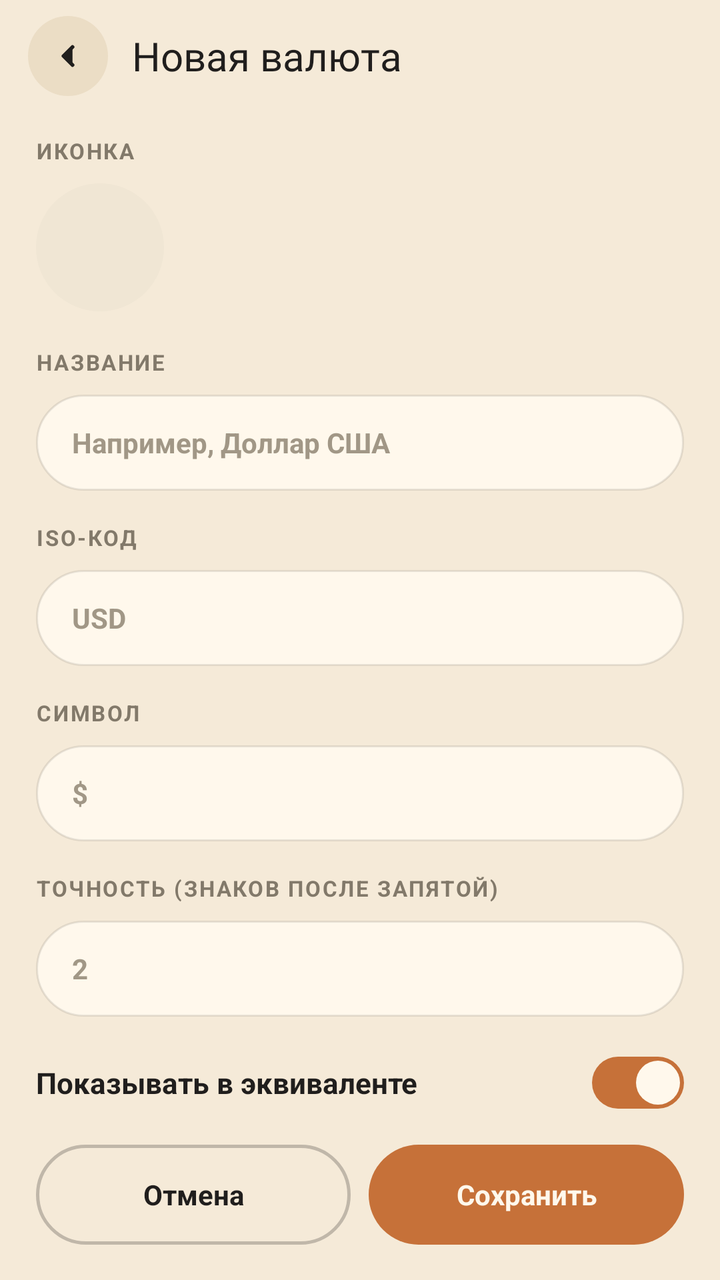
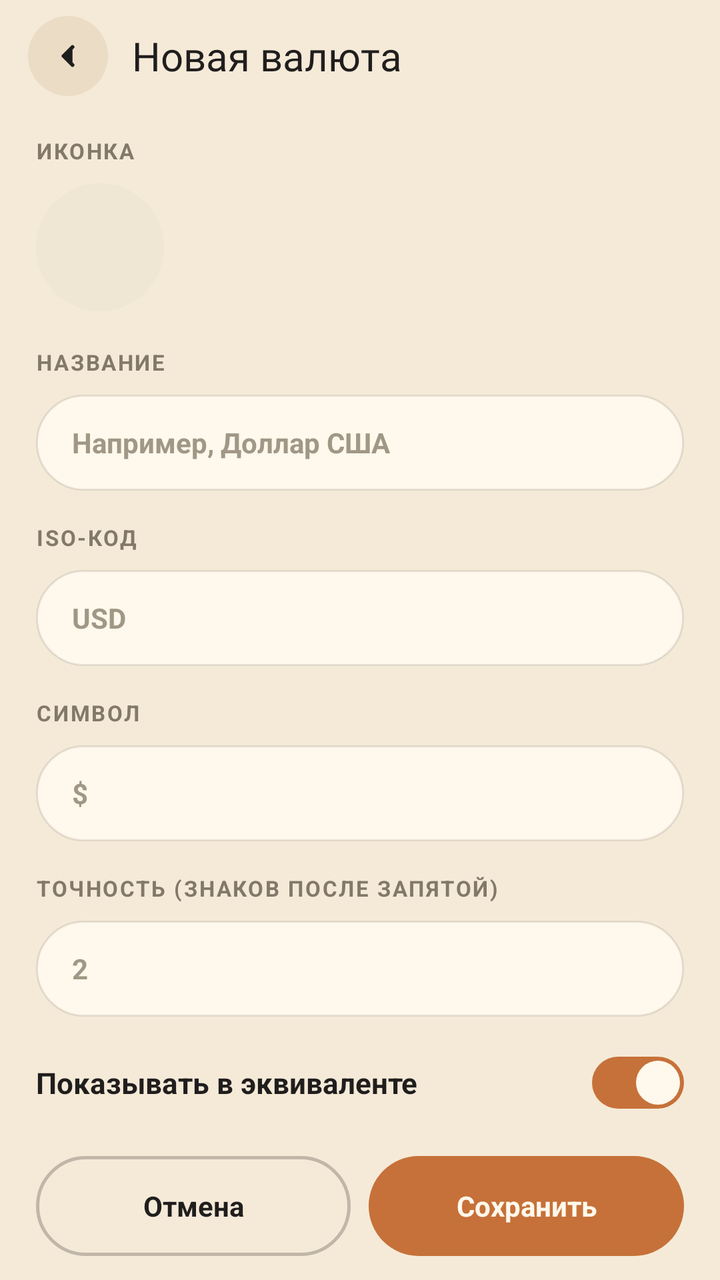

Screens rendered from an Android XML layout before and after an edit, with the pre-edit source and the edit as a unified diff.
<!-- AndroidManifest.xml: activity theme AppTheme.NoActionBar -->
<!-- res/layout/activity_currency_form.xml -->
<?xml version="1.0" encoding="utf-8"?>

<LinearLayout xmlns:android="http://schemas.android.com/apk/res/android"
    android:layout_width="match_parent"
    android:layout_height="match_parent"
    android:orientation="vertical"
    android:background="@color/colorBackground">

    <LinearLayout
        android:layout_width="match_parent"
        android:layout_height="wrap_content"
        android:gravity="center_vertical"
        android:orientation="horizontal"
        android:paddingLeft="14dp"
        android:paddingRight="14dp"
        android:paddingTop="8dp"
        android:paddingBottom="6dp">

        <ImageButton
            android:id="@+id/btnUp"
            android:layout_width="40dp"
            android:layout_height="40dp"
            android:background="@drawable/bg_pill_secondary"
            android:contentDescription="Назад"
            android:padding="11dp"
            android:scaleType="fitCenter"
            android:src="@drawable/ic_nav_back"
            android:onClick="btnUp"/>

        <TextView
            android:id="@+id/formTitle"
            android:layout_width="0dp"
            android:layout_height="wrap_content"
            android:layout_weight="1"
            android:layout_marginStart="12dp"
            android:fontFamily="@font/caprasimo"
            android:text="Новая валюта"
            android:textColor="@color/colorTextPrimary"
            android:textSize="20sp"/>
    </LinearLayout>

    <ScrollView
        android:layout_width="match_parent"
        android:layout_height="0dp"
        android:layout_weight="1"
        android:paddingLeft="18dp"
        android:paddingRight="18dp"
        android:scrollbars="none">

        <LinearLayout
            android:layout_width="match_parent"
            android:layout_height="wrap_content"
            android:orientation="vertical"
            android:paddingTop="14dp"
            android:paddingBottom="20dp">

            
            <TextView
                android:id="@+id/sharedNote"
                android:layout_width="match_parent"
                android:layout_height="wrap_content"
                android:layout_marginBottom="14dp"
                android:text="Общая валюта — изменить нельзя"
                android:textColor="@color/colorTextSecondary"
                android:textSize="13sp"
                android:visibility="gone"/>

            <TextView style="@style/SettingsGroupLabel" android:text="Иконка"/>

            <ImageView
                android:id="@+id/imgCurrencyIcon"
                android:layout_width="64dp"
                android:layout_height="64dp"
                android:layout_marginBottom="18dp"
                android:background="@drawable/bg_icon_circle"
                android:clickable="true"
                android:contentDescription="Иконка валюты"
                android:focusable="true"
                android:padding="14dp"
                android:onClick="onPickIcon"/>

            <TextView style="@style/SettingsGroupLabel" android:text="Название"/>

            <EditText
                android:id="@+id/editCurrencyName"
                style="@style/FormInputPill"
                android:hint="Например, Доллар США"
                android:inputType="textCapSentences"/>

            <TextView style="@style/SettingsGroupLabel" android:text="ISO-код"/>

            <EditText
                android:id="@+id/editCurrencyIso"
                style="@style/FormInputPill"
                android:hint="USD"
                android:inputType="textCapCharacters"
                android:maxLength="8"/>

            <TextView style="@style/SettingsGroupLabel" android:text="Символ"/>

            <EditText
                android:id="@+id/editCurrencySymbol"
                style="@style/FormInputPill"
                android:hint="$"
                android:maxLength="8"/>

            <TextView style="@style/SettingsGroupLabel" android:text="Точность (знаков после запятой)"/>

            <EditText
                android:id="@+id/editCurrencyPrecision"
                style="@style/FormInputPill"
                android:hint="2"
                android:inputType="number"
                android:maxLength="1"/>

            
            <LinearLayout
                android:id="@+id/rowShowInEquivalent"
                android:layout_width="match_parent"
                android:layout_height="wrap_content"
                android:layout_marginTop="4dp"
                android:layout_marginBottom="12dp"
                android:gravity="center_vertical"
                android:orientation="horizontal"
                android:onClick="onToggleShowInEquivalent">

                <TextView
                    android:layout_width="0dp"
                    android:layout_height="wrap_content"
                    android:layout_weight="1"
                    android:text="Показывать в эквиваленте"
                    android:textColor="@color/colorTextPrimary"
                    android:textSize="14.5sp"
                    android:textStyle="bold"/>

                <FrameLayout
                    android:id="@+id/switchShowInEquivalent"
                    android:layout_width="46dp"
                    android:layout_height="26dp"
                    android:background="@drawable/bg_switch_on">
                    <View
                        android:layout_width="22dp"
                        android:layout_height="22dp"
                        android:layout_gravity="end"
                        android:layout_margin="2dp"
                        android:background="@drawable/bg_switch_thumb"/>
                </FrameLayout>
            </LinearLayout>

            <LinearLayout
                android:layout_width="match_parent"
                android:layout_height="wrap_content"
                android:layout_marginTop="6dp"
                android:orientation="horizontal">

                <TextView
                    android:id="@+id/btnDelete"
                    android:layout_width="0dp"
                    android:layout_height="50dp"
                    android:layout_weight="1"
                    android:layout_marginEnd="9dp"
                    android:background="@drawable/bg_pill_outline_expanse"
                    android:clickable="true"
                    android:focusable="true"
                    android:gravity="center"
                    android:text="Удалить"
                    android:textColor="@color/colorexpanse"
                    android:textSize="14sp"
                    android:textStyle="bold"
                    android:visibility="gone"
                    android:onClick="onDelete"/>

                <TextView
                    android:id="@+id/btnCancel"
                    android:layout_width="0dp"
                    android:layout_height="50dp"
                    android:layout_weight="1"
                    android:layout_marginEnd="9dp"
                    android:background="@drawable/bg_pill_outline"
                    android:clickable="true"
                    android:focusable="true"
                    android:gravity="center"
                    android:text="Отмена"
                    android:textColor="@color/colorTextPrimary"
                    android:textSize="14sp"
                    android:textStyle="bold"
                    android:onClick="btnUp"/>

                <TextView
                    android:id="@+id/btnSave"
                    android:layout_width="0dp"
                    android:layout_height="50dp"
                    android:layout_weight="1"
                    android:background="@drawable/bg_pill_primary"
                    android:clickable="true"
                    android:focusable="true"
                    android:gravity="center"
                    android:text="Сохранить"
                    android:textColor="@color/colorSurface"
                    android:textSize="14sp"
                    android:textStyle="bold"
                    android:onClick="onSave"/>
            </LinearLayout>
        </LinearLayout>
    </ScrollView>
</LinearLayout>
<!-- resources referenced by this layout -->
<resources>
  <color name="colorBackground">#F5EAD8</color>
  <color name="colorSurface">#FFF8EC</color>
  <color name="colorTextPrimary">#201E1D</color>
  <color name="colorTextSecondary">#82796A</color>
  <color name="colorexpanse">#8C491A</color>
  <!-- drawable bg_icon_circle (drawable) -->
  <?xml version="1.0" encoding="utf-8"?>
  <shape xmlns:android="http://schemas.android.com/apk/res/android"
      android:shape="oval">
      <solid android:color="@color/colorIconCircle"/>
  </shape>
  <!-- drawable bg_pill_outline (drawable) -->
  <?xml version="1.0" encoding="utf-8"?>
  <ripple xmlns:android="http://schemas.android.com/apk/res/android"
      android:color="@color/colorRipplePrimary">
      <item>
          <shape>
              <solid android:color="@android:color/transparent"/>
              <corners android:radius="999dp"/>
              <stroke android:width="1.5dp" android:color="@color/colorOutlineStrong"/>
          </shape>
      </item>
  </ripple>
  <!-- drawable bg_pill_outline_expanse (drawable) -->
  <?xml version="1.0" encoding="utf-8"?>
  <ripple xmlns:android="http://schemas.android.com/apk/res/android"
      android:color="@color/colorRippleExpanse">
      <item>
          <shape>
              <solid android:color="@android:color/transparent"/>
              <corners android:radius="999dp"/>
              <stroke android:width="1.5dp" android:color="@color/colorexpanse"/>
          </shape>
      </item>
  </ripple>
  <!-- drawable bg_pill_primary (drawable) -->
  <?xml version="1.0" encoding="utf-8"?>
  <ripple xmlns:android="http://schemas.android.com/apk/res/android"
      android:color="@color/colorPrimaryDark">
      <item>
          <shape>
              <solid android:color="@color/colorPrimary"/>
              <corners android:radius="999dp"/>
          </shape>
      </item>
  </ripple>
  <!-- drawable bg_pill_secondary (drawable) -->
  <?xml version="1.0" encoding="utf-8"?>
  <ripple xmlns:android="http://schemas.android.com/apk/res/android"
      android:color="@color/colorPrimaryLight">
      <item>
          <shape>
              <solid android:color="@color/colorSurfaceAlt"/>
              <corners android:radius="999dp"/>
          </shape>
      </item>
  </ripple>
  <!-- drawable bg_switch_on (drawable) -->
  <?xml version="1.0" encoding="utf-8"?>
  <shape xmlns:android="http://schemas.android.com/apk/res/android">
      <solid android:color="@color/colorPrimary"/>
      <corners android:radius="999dp"/>
  </shape>
  <!-- drawable bg_switch_thumb (drawable) -->
  <?xml version="1.0" encoding="utf-8"?>
  <shape xmlns:android="http://schemas.android.com/apk/res/android"
      android:shape="oval">
      <solid android:color="@color/colorSurface"/>
  </shape>
  <style name="AppTheme.NoActionBar">
          <item name="windowActionBar">false</item>
          <item name="windowNoTitle">true</item>
      </style>
  <color name="colorIconCircle">#F0E6D4</color>
  <color name="colorRipplePrimary">#26C67139</color>
  <color name="colorOutlineStrong">#40201E1D</color>
  <color name="colorRippleExpanse">#268C491A</color>
  <color name="colorPrimaryDark">#B2622D</color>
  <color name="colorPrimary">#C67139</color>
  <color name="colorPrimaryLight">#F6A06B</color>
  <color name="colorSurfaceAlt">#EBDDC5</color>
  <!-- drawable bg_input_pill (drawable) -->
  <?xml version="1.0" encoding="utf-8"?>
  <shape xmlns:android="http://schemas.android.com/apk/res/android">
      <solid android:color="@color/colorSurface"/>
      <corners android:radius="999dp"/>
      <stroke android:width="1dp" android:color="@color/colorCardBorder"/>
  </shape>
  <color name="colorTextHint">#A19786</color>
  <color name="colorCardBorder">#1A201E1D</color>
  <!-- unchanged entries left out for length: 3 -->
</resources>

<!-- the commit's change to res/layout/activity_currency_form.xml (unified diff, before → after) -->
@@ -146,12 +146,20 @@
                         android:background="@drawable/bg_switch_thumb"/>
                 </FrameLayout>
             </LinearLayout>
-
-            <LinearLayout
+        </LinearLayout>
+    </ScrollView>
+
+    
+    <LinearLayout
+                android:id="@+id/formActions"
                 android:layout_width="match_parent"
                 android:layout_height="wrap_content"
-                android:layout_marginTop="6dp"
-                android:orientation="horizontal">
+                android:background="@color/colorBackground"
+                android:orientation="horizontal"
+                android:paddingLeft="18dp"
+                android:paddingRight="18dp"
+                android:paddingTop="8dp"
+                android:paddingBottom="12dp">
 
                 <TextView
                     android:id="@+id/btnDelete"
@@ -200,7 +208,5 @@
                     android:textSize="14sp"
                     android:textStyle="bold"
                     android:onClick="onSave"/>
-            </LinearLayout>
-        </LinearLayout>
-    </ScrollView>
+    </LinearLayout>
 </LinearLayout>
